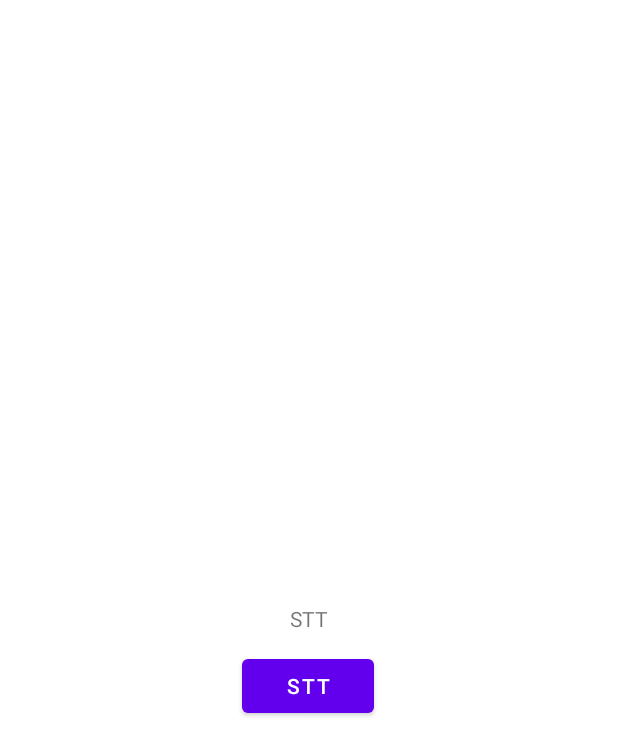
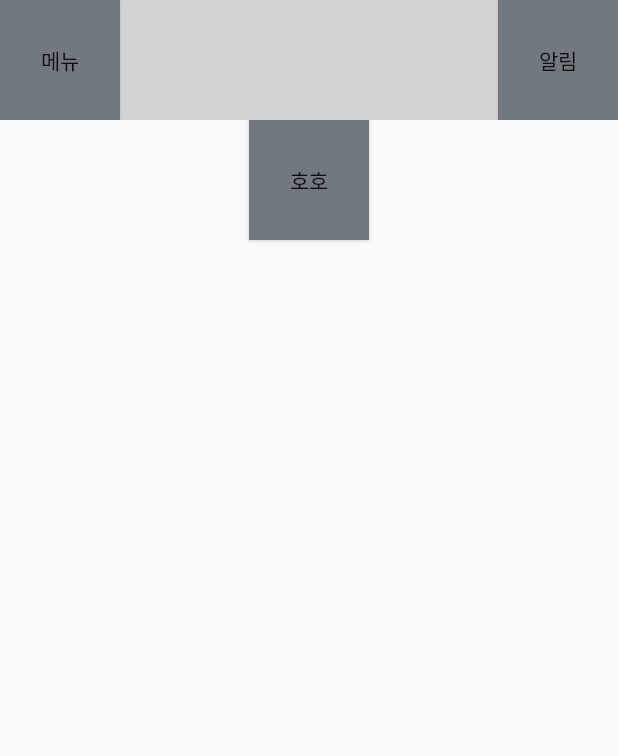
Before and after one commit to eaststarmmt/easy-connect, an Android app: the layout activity_main.xml on its own in the app's theme, with its tools: preview values and no code run, on a phone screen of 412 x 824 dp. Shown: the top 756 px of the screen. Run offline under Robolectric (Android 15) with nearby library versions, the phone set to English and light mode, and no system bars.

```diff
--- a/app/src/main/res/layout/activity_main.xml
+++ b/app/src/main/res/layout/activity_main.xml
@@ -6,26 +6,52 @@
     android:layout_height="match_parent"
     tools:context=".MainActivity">
 
-    <TextView
-        android:id="@+id/sttResult"
-        android:layout_width="wrap_content"
-        android:layout_height="wrap_content"
-        android:text="STT"
-        app:layout_constraintBottom_toBottomOf="parent"
-        app:layout_constraintEnd_toEndOf="parent"
-        app:layout_constraintStart_toStartOf="parent"
-        app:layout_constraintTop_toTopOf="parent" />
+    <LinearLayout
+        android:layout_width="match_parent"
+        android:layout_height="match_parent"
+        android:orientation="vertical"
+        >
+        <RelativeLayout
+            android:layout_width="match_parent"
+            android:layout_height="80dp"
+            android:background="@color/gray"
+            >
 
-    <Button
-        android:id="@+id/sttBtn"
-        android:layout_width="wrap_content"
-        android:layout_height="wrap_content"
-        android:layout_marginBottom="264dp"
-        android:text="STT"
-        app:layout_constraintBottom_toBottomOf="parent"
-        app:layout_constraintEnd_toEndOf="parent"
-        app:layout_constraintHorizontal_bias="0.498"
-        app:layout_constraintStart_toStartOf="parent"
-        app:layout_constraintTop_toBottomOf="@+id/sttResult"
-        app:layout_constraintVertical_bias="0.126" />
+            <Button
+                android:layout_width="80dp"
+                android:layout_height="match_parent"
+                android:layout_alignParentLeft="true"
+                android:id="@+id/bt_menu"
+                android:background="@color/hardgray"
+                android:text="메뉴" />
+
+            <Button
+                android:layout_width="80dp"
+                android:layout_height="match_parent"
+                android:layout_alignParentRight="true"
+                android:id="@+id/bt_alarm"
+                android:background="@color/hardgray"
+                android:text="알림" />
+
+        </RelativeLayout>
+
+
+        // 메인기능 구현해야함
+        <LinearLayout
+            android:layout_width="match_parent"
+            android:layout_height="match_parent"
+            android:orientation="vertical"
+            >
+
+            <Button
+                android:layout_width="80dp"
+                android:layout_height="80dp"
+                android:layout_gravity="center"
+                android:background="@color/hardgray"
+                android:text="호호" />
+
+        </LinearLayout>
+
+    </LinearLayout>
+
 </androidx.constraintlayout.widget.ConstraintLayout>
--- a/app/src/main/res/values/colors.xml
+++ b/app/src/main/res/values/colors.xml
@@ -7,4 +7,9 @@
     <color name="teal_700">#FF018786</color>
     <color name="black">#FF000000</color>
     <color name="white">#FFFFFFFF</color>
+    <color name="skyblue">#FF50BCDF</color>
+    <color name="softskyblue">#FFB8DFF8</color>
+    <color name="gray">#FFD3D3D3</color>
+    <color name="hardgray">#FF72787F</color>
+
 </resources>
--- a/app/src/main/res/values/themes.xml
+++ b/app/src/main/res/values/themes.xml
@@ -1,9 +1,10 @@
 <resources xmlns:tools="http://schemas.android.com/tools">
     <!-- Base application theme. -->
-    <style name="Theme.EasyConnect" parent="Theme.MaterialComponents.DayNight.DarkActionBar">
+    <style name="Theme.EasyConnect" parent="Theme.AppCompat.Light.NoActionBar">
+
         <!-- Primary brand color. -->
-        <item name="colorPrimary">@color/purple_500</item>
-        <item name="colorPrimaryVariant">@color/purple_700</item>
+        <item name="colorPrimary">@color/skyblue</item>
+        <item name="colorPrimaryVariant">@color/skyblue</item>
         <item name="colorOnPrimary">@color/white</item>
         <!-- Secondary brand color. -->
         <item name="colorSecondary">@color/teal_200</item>
--- a/build.gradle
+++ b/build.gradle
@@ -1,6 +1,6 @@
 // Top-level build file where you can add configuration options common to all sub-projects/modules.
 buildscript {
-    ext.kotlin_version = "1.4.21"
+    ext.kotlin_version = '1.4.31'
     repositories {
         google()
         jcenter()
@@ -8,6 +8,7 @@ buildscript {
     dependencies {
         classpath 'com.android.tools.build:gradle:4.1.3'
         classpath "org.jetbrains.kotlin:kotlin-gradle-plugin:$kotlin_version"
+        classpath 'com.google.gms:google-services:4.3.5'
 
         // NOTE: Do not place your application dependencies here; they belong
         // in the individual module build.gradle files
```
Also changed, not shown: app/build.gradle (+15 -1 lines), app/src/main/AndroidManifest.xml (+9 -1 lines), app/src/main/java/kr/ac/cau/easyconnect/MainActivity.kt (+28 -10 lines).
